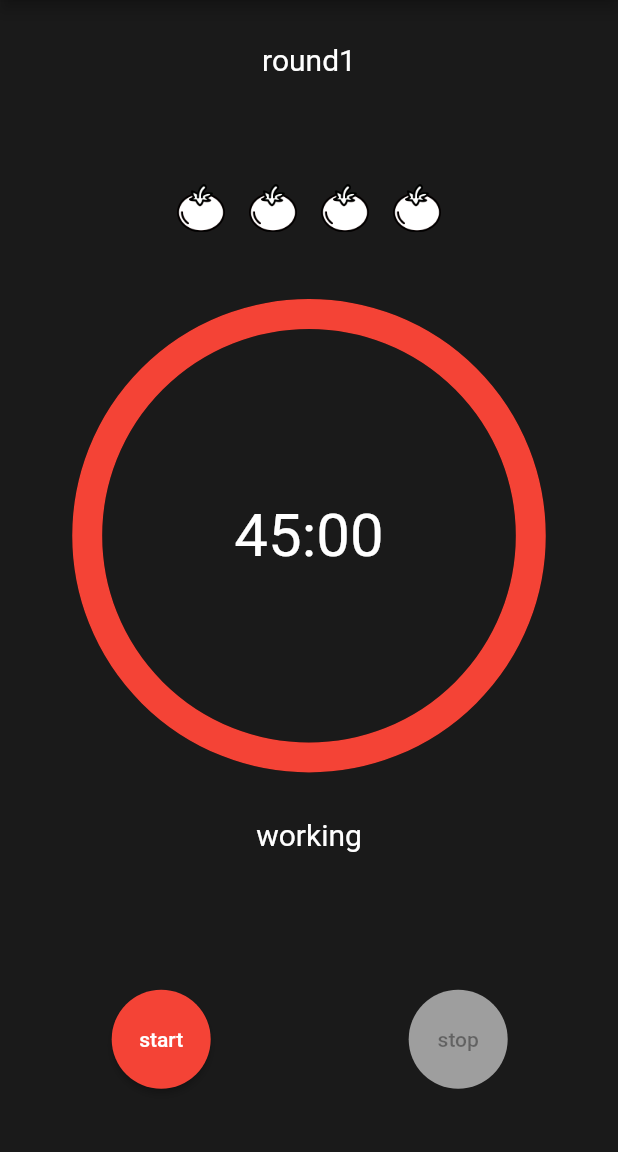
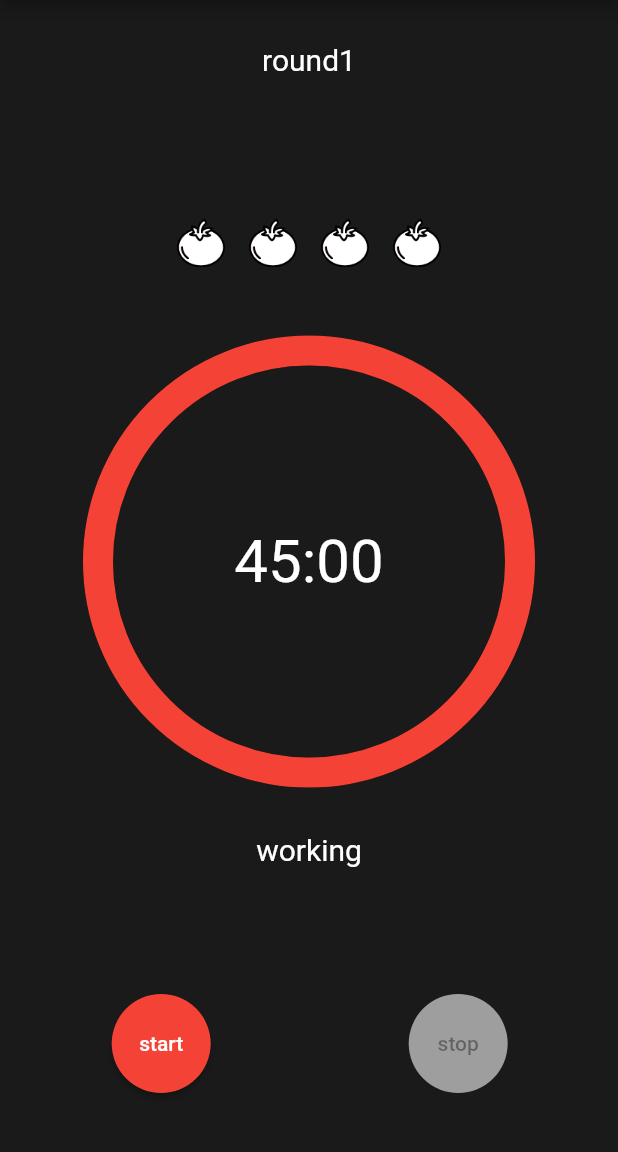
Before and after one commit to jelazi/pomodoro-countdown, a Flutter app: the screen it shows after launch, on a phone screen of 412 x 824 dp, the part 84-1236 px from its top. Run offline on Flutter 3.47's test engine with Material 2 defaults, Android fonts, the phone set to English and light mode, and no system bars; our stand-ins replace assets_audio_player, get, get_storage, logger, pie_chart, settings_ui; missing offline and left inert: pausable_timer; generated files the repository leaves out were written again.

Commit message:
Localize: translation; FIx: correct size of dialogs

```diff
--- a/lib/controllers/projects_controller.dart
+++ b/lib/controllers/projects_controller.dart
@@ -51,7 +51,11 @@ class ProjectsController extends GetxController {
       currentProject!.elapsedTime += duration;
       logger.d(
           'addDuration elapsedTime in seconds: ${currentProject!.elapsedTime.inSeconds}');
-
+      MySnackBar.warningSnackBar(
+          'addDurationTitle'.tr,
+          'addDuration1'.tr +
+              duration.inMinutes.toString() +
+              'addDuration2'.tr);
       fileController.saveProjects(listProjectsToJson(projects));
     }
   }
--- a/lib/others/languages.dart
+++ b/lib/others/languages.dart
@@ -69,6 +69,17 @@ class Languages extends Translations {
           'loginTitle': 'Přihlášení',
           'putNameUser': 'Vlož jméno uživatele',
           'cancel': 'Zrušit',
+          'nameProject': 'Jméno',
+          'scheduledTime': 'Délka (min)',
+          'add': 'Přidat',
+          'passUser': 'Heslo',
+          'addUser': 'Přidat uživatele',
+          'newUser': 'Nový uživatel',
+          'created': ' vytvořen.',
+          'hasSameName': ' má stejné jméno jako jiný uživatel.',
+          'addDurationTitle': ' Přidání času do projektu.',
+          'addDuration1': ' Do projektu bylo přidáno ',
+          'addDuration2': '  minut.',
         },
         'en_US': {
           'start': 'Start',
@@ -134,6 +145,17 @@ class Languages extends Translations {
           'loginTitle': 'Login',
           'putNameUser': 'Put name user',
           'cancel': 'Cancel',
+          'nameProject': 'Name',
+          'scheduledTime': 'Duration (min)',
+          'add': 'Add',
+          'passUser': 'Password',
+          'addUser': 'Add user',
+          'newUser': 'New user',
+          'created': ' created.',
+          'hasSameName': ' has the same name as another user.',
+          'addDurationTitle': 'Add duration to the project.',
+          'addDuration1': ' Has been added ',
+          'addDuration2': '  minutes to the project.',
         }
       };
 }
--- a/lib/view/screens/add_project.dart
+++ b/lib/view/screens/add_project.dart
@@ -28,8 +28,8 @@ class _AddProjectState extends State<AddProject> {
       insetPadding: EdgeInsets.zero,
       shape: RoundedRectangleBorder(side: BorderSide(color: Colors.white)),
       content: SizedBox(
-        height: MediaQuery.of(context).size.height * 0.3,
-        width: MediaQuery.of(context).size.width * 0.5,
+        height: 250,
+        width: 300,
         child: Column(
           mainAxisAlignment: MainAxisAlignment.center,
           crossAxisAlignment: CrossAxisAlignment.center,
--- a/lib/view/screens/main_screen.dart
+++ b/lib/view/screens/main_screen.dart
@@ -40,7 +40,7 @@ class _MainScreenState extends State<MainScreen> with TickerProviderStateMixin {
                       mainAxisAlignment: MainAxisAlignment.center,
                       children: [
                         Expanded(
-                          flex: 12,
+                          flex: 16,
                           child: Padding(
                             padding: const EdgeInsets.all(10.0),
                             child: Obx(
@@ -80,9 +80,9 @@ class _MainScreenState extends State<MainScreen> with TickerProviderStateMixin {
                           ),
                         ),
                         Expanded(
-                          flex: 15,
+                          flex: 16,
                           child: Padding(
-                            padding: const EdgeInsets.all(10.0),
+                            padding: const EdgeInsets.all(8.0),
                             child: Obx(
                               () => Row(
                                 mainAxisAlignment: MainAxisAlignment.center,
```
Also changed, not shown: lib/view/screens/new_user_dialog.dart (+7 -6 lines).
